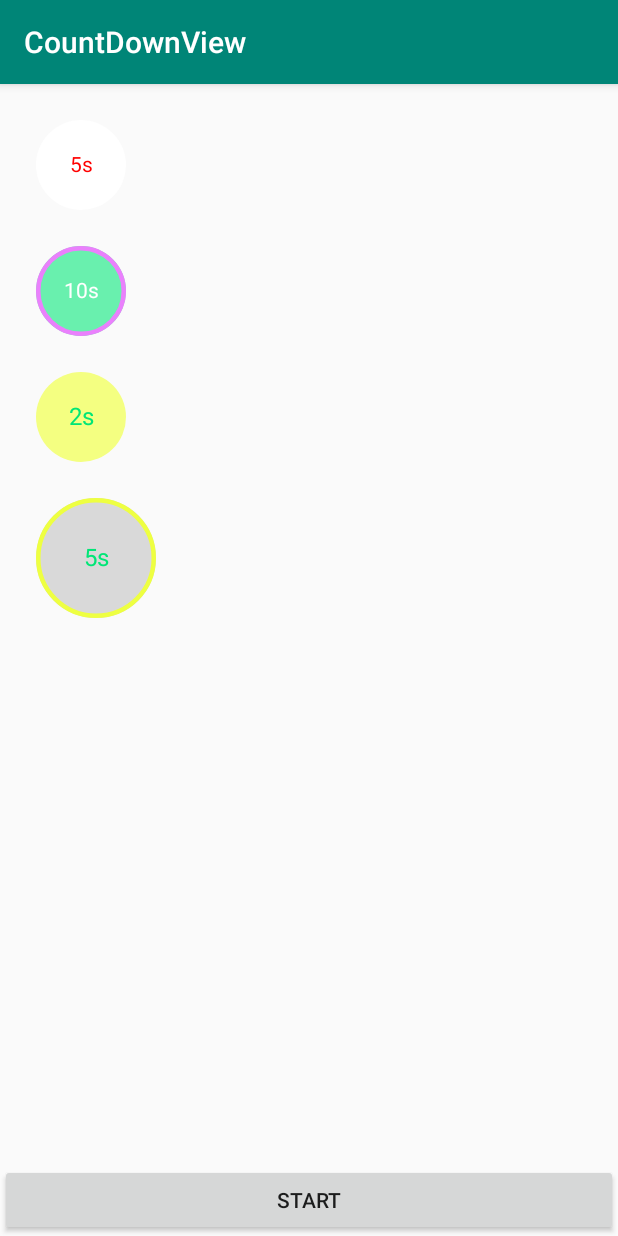
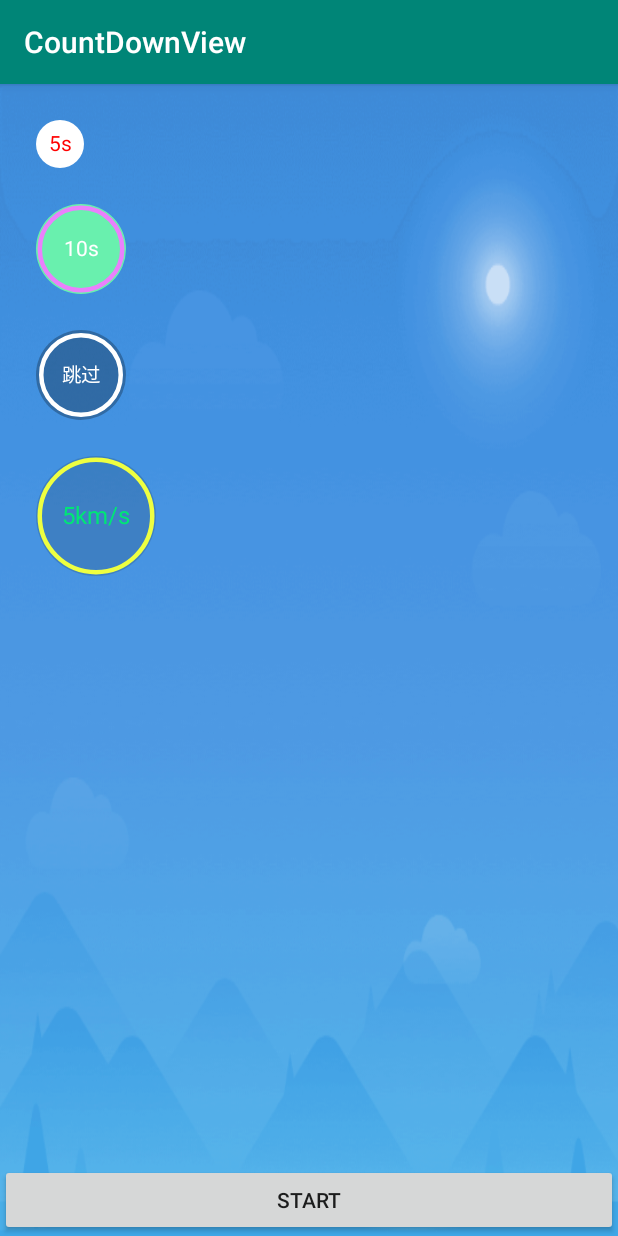
Before and after one commit to Microhx/CountDownView, an Android app: the screen it shows after launch (MainActivity), on a phone screen of 412 x 824 dp. Run offline under Robolectric (Android 15) with nearby library versions, the phone set to English and light mode, and no system bars.

Commit message:
fix some bugs

```diff
--- a/app/src/main/java/com/xing/countdownview/MainActivity.java
+++ b/app/src/main/java/com/xing/countdownview/MainActivity.java
@@ -24,10 +24,12 @@ public class MainActivity extends AppCompatActivity implements CountDownView.OnC
         view2 = findViewById(R.id.id_view2);
         view3 = findViewById(R.id.id_view4);
 
+        view2.setJustSkip(true);
         view2.setCountDownListener(this);
     }
 
     public void start(View v){
+
         view.start();
         view1.start();
         view2.start();
--- a/app/src/main/res/layout/activity_main.xml
+++ b/app/src/main/res/layout/activity_main.xml
@@ -4,6 +4,7 @@
     xmlns:tools="http://schemas.android.com/tools"
     android:layout_width="match_parent"
     android:layout_height="match_parent"
+    android:background="@mipmap/bg_step_law"
     tools:context=".MainActivity">
 
 
@@ -17,6 +18,7 @@
             android:id="@+id/id_view"
             android:layout_width="wrap_content"
             android:layout_height="wrap_content"
+            app:hx_bg_radius="16dp"
             android:layout_margin="12dp" />
 
         <com.xing.lib.CountDownView
@@ -39,16 +41,18 @@
             android:layout_height="wrap_content"
             android:layout_margin="12dp"
             android:layout_marginStart="12dp"
-            app:hx_arc_color="#00ACC1"
+            app:hx_arc_color="#FFF"
             app:hx_arc_width="3dp"
-            app:hx_bg_color="#F4FF81"
-            app:hx_max_time="2"
+            app:hx_bg_color="#44000000"
+            app:hx_max_time="5"
             app:hx_start_angle="0"
-            app:hx_text_change_style="increase"
+            app:hx_text_change_style="decrease"
             app:hx_text_color="#00E676"
             app:hx_text_size="16sp"
-            app:hx_time_unit="s" />
-
+            app:hx_just_skip="true"
+            app:hx_skip_text_size="13sp"
+            app:hx_skip_text_color="#FFF"
+            app:hx_arc_padding="2dp" />
 
         <com.xing.lib.CountDownView
             android:id="@+id/id_view4"
@@ -63,8 +67,8 @@
             app:hx_start_angle="180"
             app:hx_text_change_style="decrease"
             app:hx_text_color="#00E676"
+            app:hx_time_unit="km/s"
             app:hx_text_size="16sp" />
-
 
     </LinearLayout>
 
--- a/lib/src/main/java/com/xing/lib/CountDownView.java
+++ b/lib/src/main/java/com/xing/lib/CountDownView.java
@@ -3,6 +3,7 @@ package com.xing.lib;
 import android.animation.Animator;
 import android.animation.AnimatorListenerAdapter;
 import android.animation.ValueAnimator;
+import android.annotation.SuppressLint;
 import android.content.Context;
 import android.content.res.Resources;
 import android.content.res.TypedArray;
@@ -15,6 +16,7 @@ import android.text.TextUtils;
 import android.util.AttributeSet;
 import android.util.Log;
 import android.util.TypedValue;
+import android.view.MotionEvent;
 import android.view.View;
 import android.view.animation.LinearInterpolator;
 
@@ -57,6 +59,13 @@ public class CountDownView extends View {
      * 圆弧宽度
      */
     private float mArcWidth;
+
+    /**
+     *  圆弧padding
+     */
+    private float mArcPadding;
+
+
     /**
      * 文字FontMetrics
      */
@@ -97,6 +106,9 @@ public class CountDownView extends View {
      */
     private RectF mArcRectF;
 
+
+
+
     /**
      * 文字的大小
      */
@@ -130,10 +142,28 @@ public class CountDownView extends View {
      */
     private String mTimeUnit;
 
+    /**
+     *  不显示数字 只显示跳过
+     */
+    private boolean mJustSkip = false ;
+    /**
+     * 跳过时默认文字
+     */
+    private String mSkipWords ;
+    /**
+     * 跳过时文字大小
+     */
+    private float mSkipTextSize ;
+    /**
+     * 跳过时文字的颜色
+     */
+    private int mSkipTextColor ;
+
+
+
     private ValueAnimator mValueAnimator;
 
     private OnCountDownViewListener mCountDownListener;
-
 
     public CountDownView(Context context) {
         this(context, null);
@@ -157,12 +187,25 @@ public class CountDownView extends View {
 
         mArcColor = array.getColor(R.styleable.CountDownView_hx_arc_color, Color.RED);
         mArcWidth = array.getDimension(R.styleable.CountDownView_hx_arc_width, dp2px(2));
+        mArcPadding = array.getDimension(R.styleable.CountDownView_hx_arc_padding,dp2px(1));
+
         textIncrease = array.getInt(R.styleable.CountDownView_hx_text_change_style, 0) == 0;
         mTextSize = array.getDimension(R.styleable.CountDownView_hx_text_size, dp2px(14));
         mTextColor = array.getColor(R.styleable.CountDownView_hx_text_color, Color.RED);
         mShowMaxTime = array.getInt(R.styleable.CountDownView_hx_max_time, 5);
         mTimeUnit = array.getString(R.styleable.CountDownView_hx_time_unit);
         mStartDrawAngle = array.getInt(R.styleable.CountDownView_hx_start_angle, -90);
+        mJustSkip = array.getBoolean(R.styleable.CountDownView_hx_just_skip,false);
+        mSkipTextColor = array.getColor(R.styleable.CountDownView_hx_skip_text_color, Color.BLACK);
+        mSkipTextSize = array.getDimension(R.styleable.CountDownView_hx_skip_text_size, dp2px(14));
+        mSkipWords = array.getString(R.styleable.CountDownView_hx_skip_text);
+
+        Log.e("skipTextSize","----------->>" + mSkipTextSize);
+
+
+        if(TextUtils.isEmpty(mSkipWords)){
+            mSkipWords = "跳过";
+        }
 
         if (TextUtils.isEmpty(mTimeUnit)) {
             mTimeUnit = "s";
@@ -183,13 +226,10 @@ public class CountDownView extends View {
 
         mTextPaint = new Paint(Paint.ANTI_ALIAS_FLAG);
         mTextPaint.setTextAlign(Paint.Align.CENTER);
-        mTextPaint.setTextSize(mTextSize);
-        mTextPaint.setColor(mTextColor);
 
-        Paint.FontMetrics fontMetrics = mTextPaint.getFontMetrics();
-        mTextHeight = Math.abs((fontMetrics.descent + fontMetrics.ascent) / 2);
+        initTextPaint();
+
         mText = String.valueOf(mShowMaxTime);
-
         //增大的方向
         if (textIncrease) {
             mStartAngle = 0;
@@ -203,11 +243,26 @@ public class CountDownView extends View {
         }
     }
 
+    private void initTextPaint() {
+        if(mJustSkip) {
+            mTextPaint.setTextSize(mSkipTextSize);
+            mTextPaint.setColor(mSkipTextColor);
+        }else{
+            mTextPaint.setTextSize(mTextSize);
+            mTextPaint.setColor(mTextColor);
+        }
+
+        Paint.FontMetrics fontMetrics = mTextPaint.getFontMetrics();
+        mTextHeight = Math.abs((fontMetrics.descent + fontMetrics.ascent) / 2);
+    }
+
     @Override
     protected void onSizeChanged(int w, int h, int oldw, int oldh) {
         super.onSizeChanged(w, h, oldw, oldh);
         if (w != oldw && h != oldh) {
-            mArcRectF = new RectF(mArcWidth / 2, mArcWidth / 2, w - mArcWidth / 2, h - mArcWidth / 2);
+            mArcRectF = new RectF(mArcWidth / 2 + mArcPadding,
+                                    mArcWidth / 2 + mArcPadding,
+                                w - mArcWidth / 2 - mArcPadding, h - mArcWidth / 2 - mArcPadding);
         }
     }
 
@@ -229,14 +284,15 @@ public class CountDownView extends View {
         canvas.drawArc(mArcRectF, mStartDrawAngle, mSweepAngle, false, mArcPaint);
 
         //3.画文字
-        canvas.drawText(mText + mTimeUnit, getWidth() / 2, getHeight() / 2 + mTextHeight, mTextPaint);
+        if(mJustSkip) {
+            canvas.drawText(mSkipWords, getWidth()/2, getHeight()/2 + mTextHeight, mTextPaint);
+        }else{
+            canvas.drawText(mText + mTimeUnit, getWidth() / 2, getHeight() / 2 + mTextHeight, mTextPaint);
+        }
     }
 
     public void start() {
-        if (mValueAnimator != null && mValueAnimator.isRunning()) {
-            mValueAnimator.cancel();
-            mValueAnimator = null ;
-        }
+        resetAnimator();
 
         if (mShowMaxTime <= 0) {
             Log.e("TAG", "max time must be set");
@@ -269,6 +325,13 @@ public class CountDownView extends View {
         mValueAnimator.start();
     }
 
+    private void resetAnimator() {
+        if (mValueAnimator != null && mValueAnimator.isRunning()) {
+            mValueAnimator.cancel();
+            mValueAnimator = null ;
+        }
+    }
+
     private int calculateText() {
         if (mSweepAngle <= 0) {
             return 0;
@@ -289,8 +352,34 @@ public class CountDownView extends View {
         if (time <= 0) {
             return;
         }
+        mShowMaxTime = time;
+    }
 
-        mShowMaxTime = time;
+
+    public void setJustSkip(boolean justSkip){
+        this.mJustSkip = justSkip;
+        initTextPaint();
+        invalidate();
+    }
+
+
+    @SuppressLint("ClickableViewAccessibility")
+    @Override
+    public boolean onTouchEvent(MotionEvent event) {
+        switch (event.getAction()) {
+            case MotionEvent.ACTION_UP:
+            case MotionEvent.ACTION_CANCEL:
+                finishAllTask();
+                break;
+        }
+
+        return mJustSkip || super.onTouchEvent(event);
+    }
+
+
+    private void finishAllTask() {
+        resetAnimator();
+        if(null != mCountDownListener) mCountDownListener.onFinished();
     }
 
     public void setCountDownListener(OnCountDownViewListener mCountDownListener) {
--- a/lib/src/main/res/values/attrs.xml
+++ b/lib/src/main/res/values/attrs.xml
@@ -4,6 +4,7 @@
         <attr name="hx_bg_color" format="color|reference"/>
         <attr name="hx_arc_color" format="color|reference"/>
         <attr name="hx_arc_width" format="dimension|reference"/>
+        <attr name="hx_arc_padding" format="dimension|reference"/>
 
         <attr name="hx_text_change_style" format="enum">
             <enum value="0" name="increase"/>
@@ -22,6 +23,13 @@
 
         <attr name="hx_bg_radius" format="dimension|reference"/>
 
+        <attr name="hx_just_skip" format="boolean"/>
+
+        <attr name="hx_skip_text" format="string|reference"/>
+
+        <attr name="hx_skip_text_size" format="dimension|reference"/>
+
+        <attr name="hx_skip_text_color" format="dimension|color"/>
 
 
     </declare-styleable>
```
Also changed, not shown: app/src/main/res/mipmap-xhdpi/bg_step_law.png (added), 1 other file.
